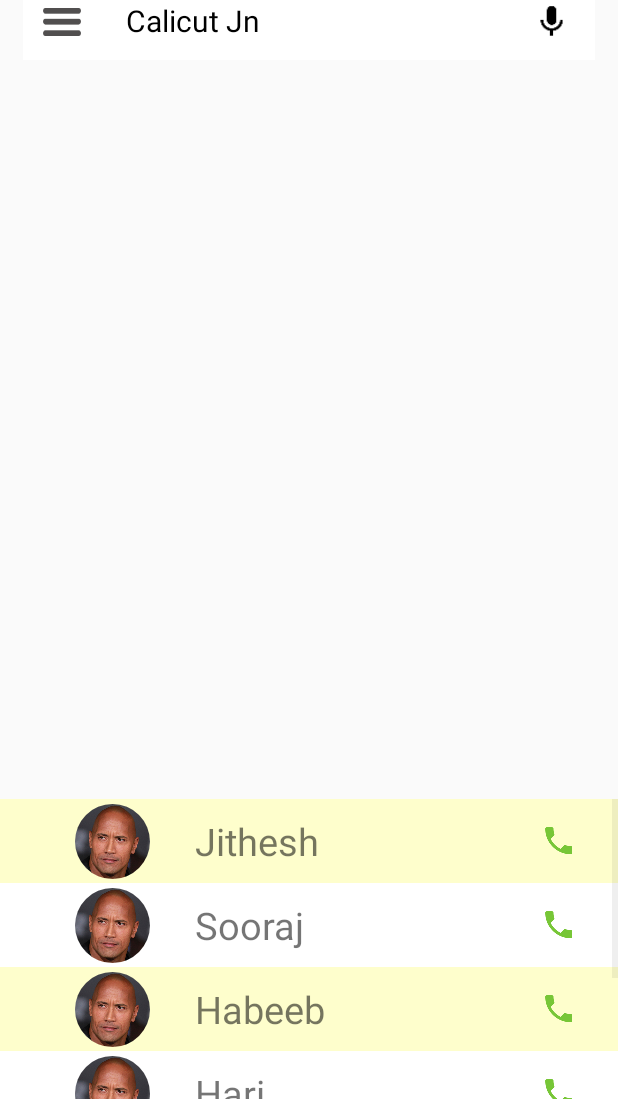
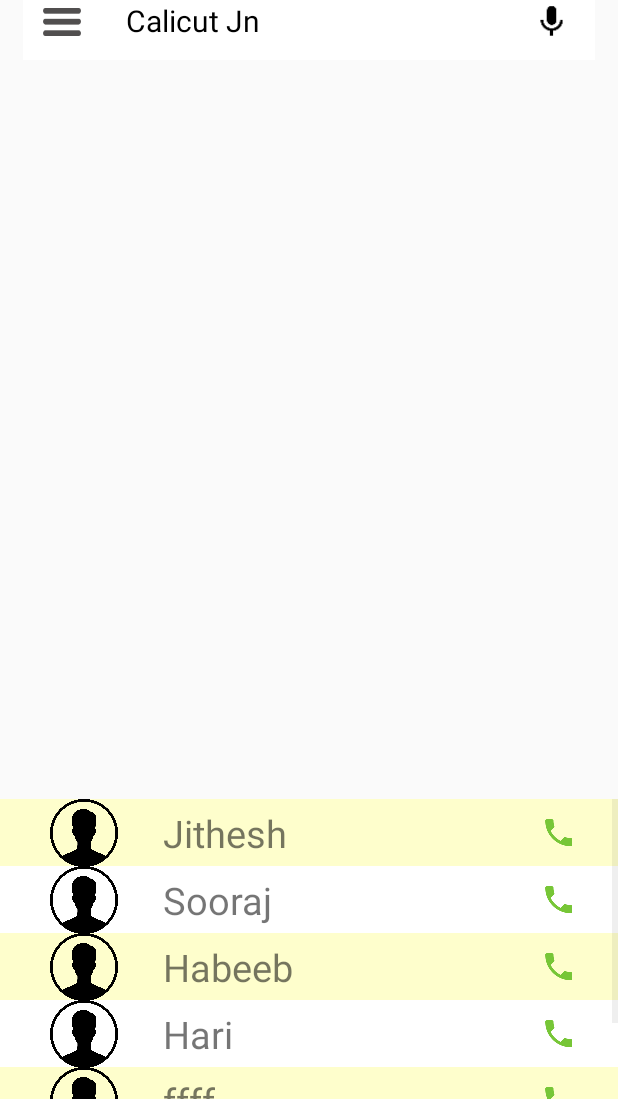
Before and after one commit to Rithulraj/AyeAuto, an Android app: the MainActivity screen opened directly, with no data from a screen before it, on a phone screen of 412 x 824 dp, the part 137-1236 px from its top. Run offline under Robolectric (Android 15) with nearby library versions, the light colour scheme and no system bars.

Commit message:
ui changess

```diff
--- a/app/src/main/AndroidManifest.xml
+++ b/app/src/main/AndroidManifest.xml
@@ -9,12 +9,14 @@
     -->
     <uses-permission android:name="android.permission.ACCESS_FINE_LOCATION" />
 
+
     <application
         android:allowBackup="true"
         android:icon="@mipmap/ic_launcher"
         android:label="@string/app_name"
         android:roundIcon="@mipmap/ic_launcher_round"
         android:supportsRtl="true"
+        android:hardwareAccelerated="true"
         android:theme="@style/AppTheme">
 
         <!--
--- a/app/src/main/java/com/example/armino/auto_and_rider/Custom_listview.java
+++ b/app/src/main/java/com/example/armino/auto_and_rider/Custom_listview.java
@@ -43,6 +43,7 @@ class Custom_listview extends BaseAdapter{
     public View getView(int i, View view, ViewGroup viewGroup) {
         LayoutInflater in=(LayoutInflater)context.getSystemService(Context.LAYOUT_INFLATER_SERVICE);
         View v=in.inflate(R.layout.custom_listview,null,true);
+
         RelativeLayout list_layout = (RelativeLayout) v.findViewById(R.id.list_layout);
         if(i % 2 == 1) {
 
--- a/app/src/main/res/drawable/img.xml
+++ b/app/src/main/res/drawable/img.xml
@@ -2,6 +2,7 @@
 <layer-list xmlns:android="http://schemas.android.com/apk/res/android" >
 
 
+    <item android:drawable="@drawable/demo_dp"/>
     <item android:drawable="@drawable/circle_boundary"/>
 
 </layer-list>
--- a/app/src/main/res/layout/custom_listview.xml
+++ b/app/src/main/res/layout/custom_listview.xml
@@ -21,25 +21,23 @@
         android:textAllCaps="false"
         android:textSize="25dp"
         android:layout_centerVertical="true"
-        android:layout_toRightOf="@+id/profile_image"
-        android:layout_toEndOf="@+id/profile_image"
+        android:layout_toRightOf="@+id/view2"
+        android:layout_toEndOf="@+id/view2"
         android:layout_marginLeft="30dp"
 
         android:layout_marginStart="30dp" />
-        <de.hdodenhof.circleimageview.CircleImageView
+
+        <ImageView
             xmlns:app="http://schemas.android.com/apk/res-auto"
-            android:id="@+id/profile_image"
-            android:layout_width="50dp"
-            android:layout_height="50dp"
-            android:layout_marginTop="3dp"
-            android:layout_marginBottom="3dp"
-            android:layout_marginLeft="50dp"
-            android:src="@drawable/demo_dp"
-            app:border_color="#000000"
-            android:layout_centerVertical="true"
-
-
-            app:border_width="1dp" />
+            android:id="@+id/view2"
+            android:layout_width="45dp"
+            android:layout_height="45dp"
+            android:src="@drawable/demo_dp2"
+            android:layout_alignParentTop="true"
+            android:layout_alignParentLeft="true"
+            android:layout_alignParentStart="true"
+            android:layout_marginLeft="33dp"
+            android:layout_marginStart="33dp" />
 
         <ImageView
             android:id="@+id/imageView2"
--- a/app/src/main/res/values/strings.xml
+++ b/app/src/main/res/values/strings.xml
@@ -1,7 +1,7 @@
 <resources>
     <string name="app_name">AyeAuto-Riders</string>
     <string name="title_activity_maps">Map</string>
-    <string name="title_activity_rider_activity">Rider_activity</string>
+    <string name="title_activity_rider_activity">AyeAuto-Riders</string>
 
     <string name="navigation_drawer_open">Open navigation drawer</string>
     <string name="navigation_drawer_close">Close navigation drawer</string>
```
Also changed, not shown: app/build.gradle (+8 -1 lines), app/src/main/java/com/example/armino/auto_and_rider/Rider_activity.java (+51 -4 lines), app/src/main/res/layout/app_bar_rider_activity.xml (+15 -1 lines), app/src/main/res/layout/content_rider_activity.xml (+21 -10 lines).
